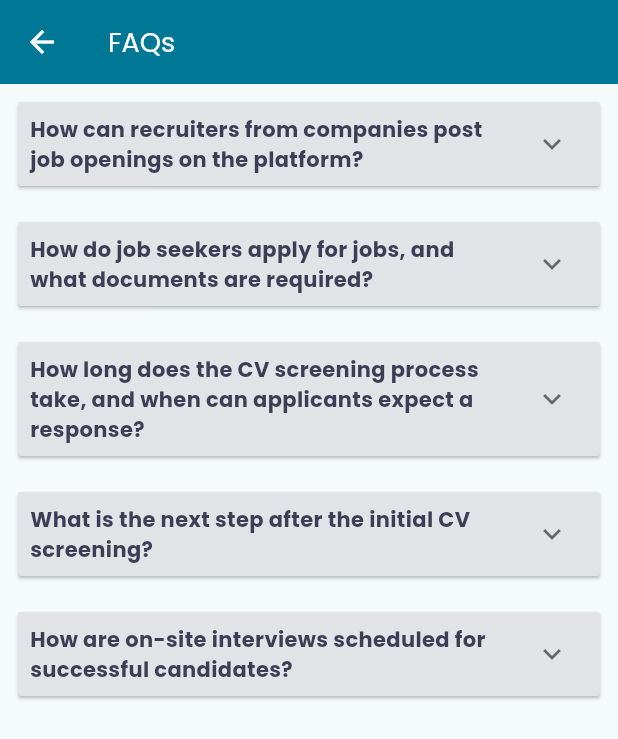
After one commit to aliasar1/SkillSift-Flutter-App, a Flutter app: the FaqsScreen screen opened directly, on a phone screen of 412 x 824 dp. The commit adds this screen. Shown: the top 739 px of the screen. Run offline on Flutter 3.47's test engine with Material 3 defaults, Android fonts, the light colour scheme and no system bars; our stand-ins replace cloud_firestore, csc_picker, firebase_auth, firebase_core, firebase_storage, flutter_svg and 8 more; missing offline and left inert: emailjs, encrypt, flutter_chip_tags; accounts and stored records are empty; project files that could hold a hidden picture were left out.

Commit message:
Added FAQs screen

```diff
--- /dev/null
+++ b/lib/app/faqs/views/faqs_screen.dart
@@ -0,0 +1,124 @@
+import 'package:flutter/material.dart';
+
+import '../../../core/exports/constants_exports.dart';
+import '../../../core/exports/widgets_export.dart';
+
+class FaqsScreen extends StatefulWidget {
+  const FaqsScreen({super.key});
+
+  @override
+  State<FaqsScreen> createState() => _FaqsScreenState();
+}
+
+class _FaqsScreenState extends State<FaqsScreen> {
+  List<Map<String, String>> faqs = [
+    {
+      'question':
+          'How can recruiters from companies post job openings on the platform?',
+      'answer':
+          'Recruiters can easily post job openings by creating an account on the platform. Once logged in, they can navigate to the "Post a Job" section, where they will be guided through a simple process to input job details, requirements, and any additional information.',
+    },
+    {
+      'question':
+          'How do job seekers apply for jobs, and what documents are required?',
+      'answer':
+          'Job seekers can apply for jobs by creating a profile on the platform and uploading their resume or CV. When applying for a specific job, they will have the option to upload their CV directly. The system will automatically screen the CVs, and successful candidates will move to the next stage of the application process.',
+    },
+    {
+      'question':
+          'How long does the CV screening process take, and when can applicants expect a response?',
+      'answer':
+          'The CV screening process is designed to provide results within a maximum of 6 hours after the document is uploaded. This ensures a swift response to job seekers, allowing them to progress to the next stage if successful or receive feedback promptly.',
+    },
+    {
+      'question': 'What is the next step after the initial CV screening?',
+      'answer':
+          'Successful candidates in the CV screening phase will proceed to the second round, which involves answering Multiple Choice Questions (MCQs) related to the job. This step helps further assess the candidate\'s knowledge and skills. Those who pass this round will move on to the final interview stage.',
+    },
+    {
+      'question':
+          'How are on-site interviews scheduled for successful candidates?',
+      'answer':
+          'Candidates who successfully navigate the earlier rounds, including the MCQs, will have an on-site interview scheduled with the respective company. The platform will facilitate communication between recruiters and candidates to coordinate interview details, ensuring a seamless and efficient process.',
+    },
+  ];
+
+  int _expandedIndex = -1;
+
+  @override
+  Widget build(BuildContext context) {
+    return SafeArea(
+      child: Scaffold(
+        appBar: AppBar(
+          iconTheme: const IconThemeData(color: LightTheme.white),
+          backgroundColor: LightTheme.primaryColor,
+          title: const Txt(
+            textAlign: TextAlign.start,
+            title: "FAQs",
+            fontContainerWidth: double.infinity,
+            textStyle: TextStyle(
+              fontFamily: "Poppins",
+              color: LightTheme.white,
+              fontSize: Sizes.TEXT_SIZE_18,
+              fontWeight: FontWeight.normal,
+            ),
+          ),
+        ),
+        body: Container(
+          // margin: const EdgeInsets.symmetric(
+          //   horizontal: Sizes.MARGIN_12,
+          //   vertical: Sizes.MARGIN_12,
+          // ),
+          child: ListView.builder(
+            itemCount: faqs.length,
+            itemBuilder: (context, index) {
+              return Padding(
+                padding: const EdgeInsets.all(12.0),
+                child: ExpansionPanelList(
+                  elevation: 1,
+                  expansionCallback: (int panelIndex, bool isExpanded) {
+                    setState(() {
+                      _expandedIndex = _expandedIndex == index ? -1 : index;
+                    });
+                  },
+                  children: [
+                    ExpansionPanel(
+                      backgroundColor: const Color.fromARGB(255, 225, 227, 231),
+                      body: Padding(
+                        padding: const EdgeInsets.all(8.0),
+                        child: Text(
+                          faqs[index]['answer']!,
+                          style: const TextStyle(
+                            fontFamily: "Poppins",
+                            color: LightTheme.secondaryColor,
+                            fontSize: Sizes.TEXT_SIZE_12,
+                            fontWeight: FontWeight.normal,
+                          ),
+                        ),
+                      ),
+                      headerBuilder: (BuildContext context, bool isExpanded) {
+                        return Padding(
+                          padding: const EdgeInsets.all(8.0),
+                          child: Text(
+                            faqs[index]['question']!,
+                            style: const TextStyle(
+                              fontFamily: "Poppins",
+                              color: LightTheme.secondaryColor,
+                              fontSize: Sizes.TEXT_SIZE_14,
+                              fontWeight: FontWeight.bold,
+                            ),
+                          ),
+                        );
+                      },
+                      isExpanded: _expandedIndex == index,
+                    ),
+                  ],
+                ),
+              );
+            },
+          ),
+        ),
+      ),
+    );
+  }
+}
--- a/lib/app/profile/jobseeker/views/jobseeker_profile_screen.dart
+++ b/lib/app/profile/jobseeker/views/jobseeker_profile_screen.dart
@@ -2,6 +2,7 @@ import 'package:flutter/material.dart';
 import 'package:get/get.dart';
 import 'package:intl_phone_field/country_picker_dialog.dart';
 import 'package:intl_phone_field/intl_phone_field.dart';
+import 'package:skillsift_flutter_app/app/faqs/views/faqs_screen.dart';
 import 'package:skillsift_flutter_app/app/profile/jobseeker/controllers/profile_controller.dart';
 import 'package:skillsift_flutter_app/core/exports/widgets_export.dart';
 
@@ -175,12 +176,15 @@ class JobseekerProfileScreen extends StatelessWidget {
                     ),
                   ),
                 ),
-                const ListTile(
-                  leading: Icon(
+                ListTile(
+                  onTap: () {
+                    Get.to(const FaqsScreen());
+                  },
+                  leading: const Icon(
                     Icons.question_mark,
                     color: LightTheme.secondaryColor,
                   ),
-                  title: Txt(
+                  title: const Txt(
                     textAlign: TextAlign.left,
                     title: 'FAQs',
                     fontContainerWidth: double.infinity,
```
